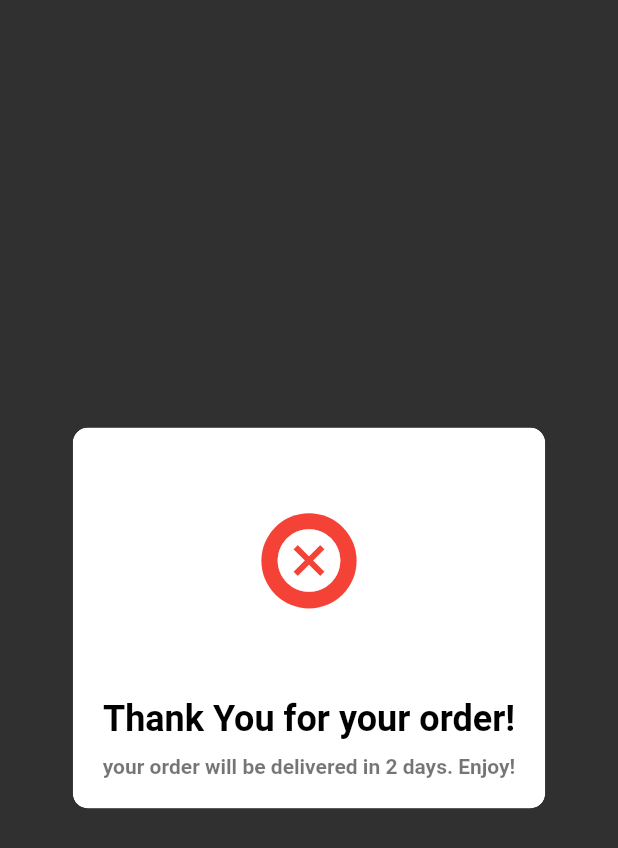
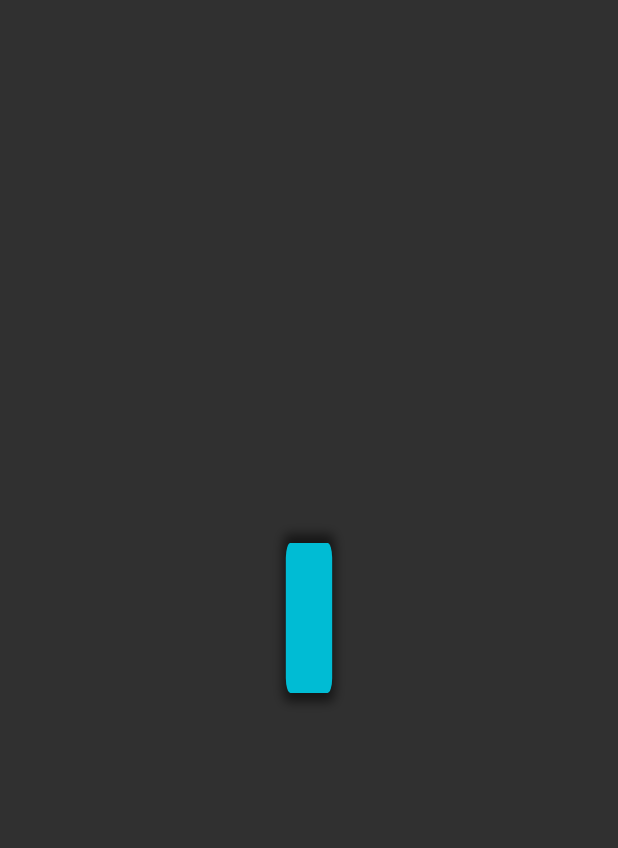
Before and after one commit to panneerdasiy/Flutter_Animation, a Flutter app: the screen it shows after launch, on a phone screen of 412 x 824 dp. Shown: the top 848 px of the screen. Run offline on Flutter 3.47's test engine with Material 2 defaults, Android fonts, the phone set to English and light mode, and no system bars.

Commit message:
refactor: rotating_square.dart

```diff
--- a/lib/anim/rotating_square.dart
+++ b/lib/anim/rotating_square.dart
@@ -1,4 +1,4 @@
-import 'dart:math' show pi;
+import 'dart:math';
 
 import 'package:flutter/material.dart';
 
@@ -11,43 +11,44 @@ class RotatingSquare extends StatefulWidget {
 
 class _RotatingSquareState extends State<RotatingSquare>
     with SingleTickerProviderStateMixin {
-  late AnimationController _controller;
-  late Animation<double> _animation;
+  late AnimationController _animationController;
+  late Animation<double> _rotationAnimation;
 
   @override
   void initState() {
-    _controller = AnimationController(
+    super.initState();
+    _animationController = AnimationController(
       vsync: this,
       duration: const Duration(seconds: 1),
     );
-    _animation = Tween<double>(begin: 0, end: pi).animate(_controller);
-    _controller.repeat();
-    super.initState();
+    _rotationAnimation = Tween<double>(begin: 0, end: 2 * pi).animate(
+      _animationController,
+    );
+    _animationController.repeat();
   }
 
   @override
   void dispose() {
-    _controller.dispose();
     super.dispose();
+    _animationController.dispose();
   }
 
   @override
   Widget build(BuildContext context) {
     return AnimatedBuilder(
-      animation: _controller,
-      builder: (context, _) {
-        return Transform(
-          alignment: Alignment.center,
-          transform: Matrix4.identity()..rotateY(_animation.value),
-          child: const BlueBox(),
-        );
-      },
-    );
+        animation: _rotationAnimation,
+        builder: (context, _) {
+          return Transform(
+            alignment: Alignment.center,
+            transform: Matrix4.identity()..rotateY(_rotationAnimation.value),
+            child: const Square(),
+          );
+        });
   }
 }
 
-class BlueBox extends StatelessWidget {
-  const BlueBox({
+class Square extends StatelessWidget {
+  const Square({
     super.key,
   });
 
@@ -57,18 +58,16 @@ class BlueBox extends StatelessWidget {
       height: 100,
       width: 100,
       decoration: BoxDecoration(
-        color: Colors.blue,
-        borderRadius: const BorderRadius.all(
-          Radius.circular(10),
-        ),
-        boxShadow: [
-          BoxShadow(
-              color: Colors.black.withOpacity(0.5),
-              offset: const Offset(5, 5),
-              blurRadius: 5,
-              spreadRadius: 2)
-        ],
-      ),
+          borderRadius: BorderRadius.circular(10),
+          color: Colors.cyan,
+          boxShadow: const [
+            BoxShadow(
+              color: Colors.black54,
+              offset: Offset(0, 0),
+              blurRadius: 10,
+              spreadRadius: 6,
+            )
+          ]),
     );
   }
 }
--- a/lib/main.dart
+++ b/lib/main.dart
@@ -1,4 +1,4 @@
-import 'package:animation/anim/animated_alert.dart';
+import 'package:animation/anim/rotating_square.dart';
 import 'package:flutter/material.dart';
 
 void main() {
@@ -16,11 +16,7 @@ class MyApp extends StatelessWidget {
       ),
       home: const Scaffold(
         body: Center(
-          child: AnimatedAlert(
-            title: 'Thank You for your order!',
-            subtitle: 'your order will be delivered in 2 days. Enjoy!',
-            icon: Icons.cancel,
-          ),
+          child: RotatingSquare(),
         ),
       ),
     );
```
